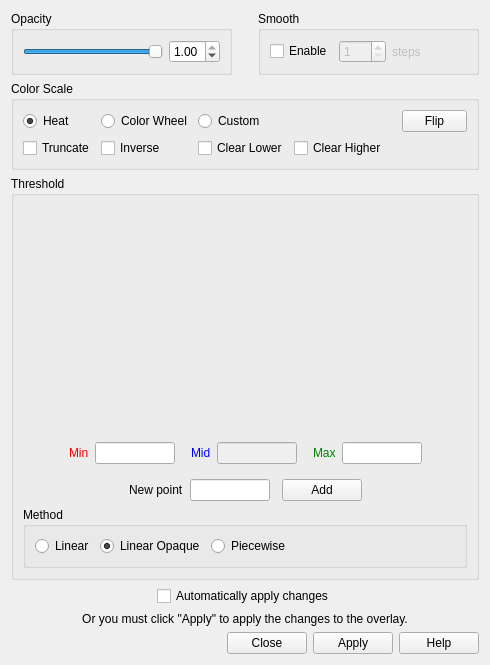
freesurfer/freesurfer, file freeview/WindowConfigureOverlay.ui: the form before one commit.
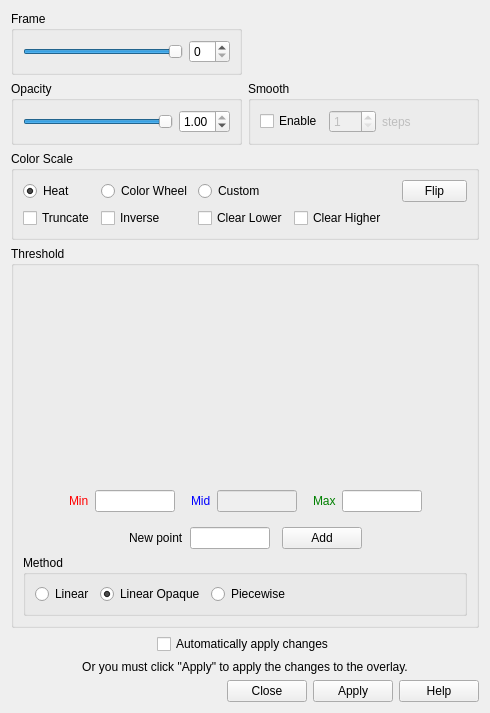
The form after the commit. Custom widgets are drawn as their Qt base class.

Commit message: added support to multi-frame surface overlay. Use layer name as default filename when saving.

Diff of the .ui file:
```diff
--- a/freeview/WindowConfigureOverlay.ui
+++ b/freeview/WindowConfigureOverlay.ui
@@ -15,17 +15,14 @@
   </property>
   <layout class="QVBoxLayout" name="verticalLayout_2">
    <item>
-    <layout class="QHBoxLayout" name="horizontalLayout_4">
-     <property name="spacing">
-      <number>26</number>
-     </property>
+    <layout class="QGridLayout" name="gridLayout_2">
      <property name="leftMargin">
       <number>0</number>
      </property>
      <property name="topMargin">
       <number>0</number>
      </property>
-     <item>
+     <item row="1" column="0">
       <widget class="QGroupBox" name="groupBox">
        <property name="title">
         <string>Opacity</string>
@@ -60,7 +57,7 @@
        </layout>
       </widget>
      </item>
-     <item>
+     <item row="1" column="1">
       <widget class="QGroupBox" name="groupBox_5">
        <property name="title">
         <string>Smooth</string>
@@ -112,6 +109,31 @@
        </layout>
       </widget>
      </item>
+     <item row="0" column="0">
+      <widget class="QGroupBox" name="groupBoxFrame">
+       <property name="title">
+        <string>Frame</string>
+       </property>
+       <layout class="QHBoxLayout" name="horizontalLayout_4">
+        <item>
+         <widget class="QSlider" name="sliderFrame">
+          <property name="maximum">
+           <number>100</number>
+          </property>
+          <property name="value">
+           <number>100</number>
+          </property>
+          <property name="orientation">
+           <enum>Qt::Horizontal</enum>
+          </property>
+         </widget>
+        </item>
+        <item>
+         <widget class="QSpinBox" name="spinBoxFrame"/>
+        </item>
+       </layout>
+      </widget>
+     </item>
     </layout>
    </item>
    <item>
```
Left out of the diff: 205 changed lines with no effect on the pictures. The commit also changes 8 other files.
